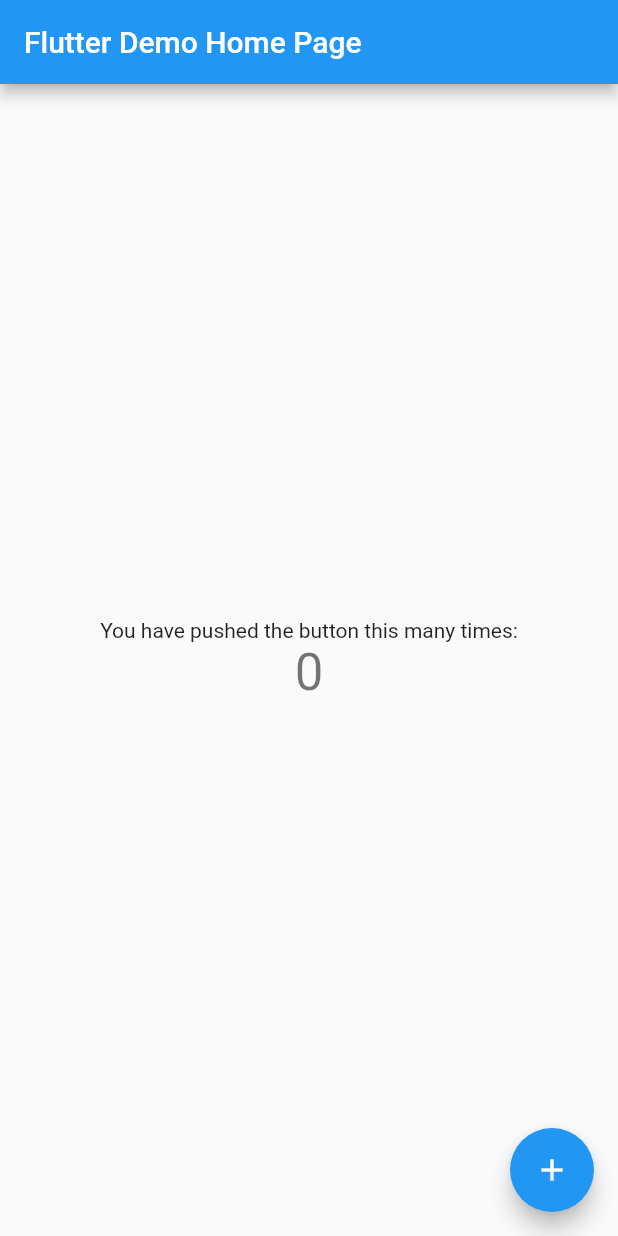
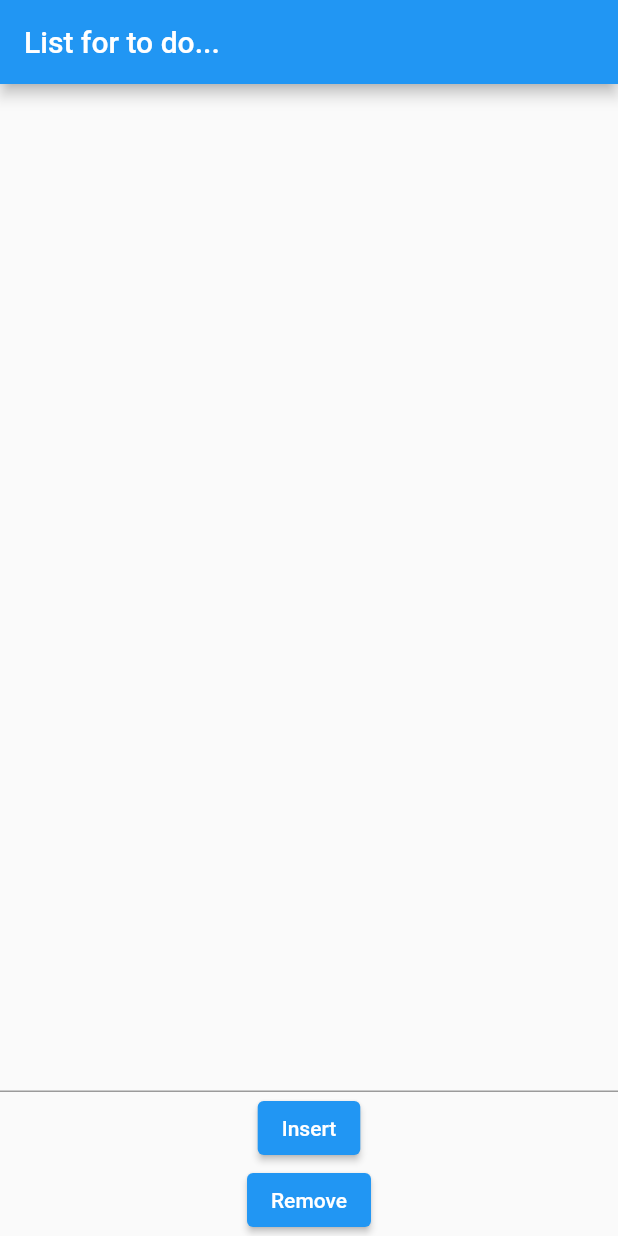
Before and after one commit to ayazwx/Basic-ToDoApp-Flutter, a Flutter app: the screen it shows after launch, on a phone screen of 412 x 824 dp. Run offline on Flutter 3.47's test engine with Material 2 defaults, Android fonts, the phone set to English and light mode, and no system bars.

Commit message:
Second commit

```diff
--- a/lib/main.dart
+++ b/lib/main.dart
@@ -7,109 +7,77 @@ void main() {
 class MyApp extends StatelessWidget {
   const MyApp({super.key});
 
-  // This widget is the root of your application.
   @override
   Widget build(BuildContext context) {
-    return MaterialApp(
-      title: 'Flutter Demo',
-      theme: ThemeData(
-        // This is the theme of your application.
-        //
-        // Try running your application with "flutter run". You'll see the
-        // application has a blue toolbar. Then, without quitting the app, try
-        // changing the primarySwatch below to Colors.green and then invoke
-        // "hot reload" (press "r" in the console where you ran "flutter run",
-        // or simply save your changes to "hot reload" in a Flutter IDE).
-        // Notice that the counter didn't reset back to zero; the application
-        // is not restarted.
-        primarySwatch: Colors.blue,
-      ),
-      home: const MyHomePage(title: 'Flutter Demo Home Page'),
+    return const MaterialApp(
+      title: "ToDo App",
+      home: Skelet(),
     );
   }
 }
 
-class MyHomePage extends StatefulWidget {
-  const MyHomePage({super.key, required this.title});
-
-  // This widget is the home page of your application. It is stateful, meaning
-  // that it has a State object (defined below) that contains fields that affect
-  // how it looks.
-
-  // This class is the configuration for the state. It holds the values (in this
-  // case the title) provided by the parent (in this case the App widget) and
-  // used by the build method of the State. Fields in a Widget subclass are
-  // always marked "final".
-
-  final String title;
+class Skelet extends StatelessWidget {
+  const Skelet({super.key});
 
   @override
-  State<MyHomePage> createState() => _MyHomePageState();
+  Widget build(BuildContext context) {
+    return Scaffold(
+      appBar: AppBar(
+        title: const Text("List for to do..."),
+      ),
+      body: const HomeScreen(),
+    );
+  }
 }
 
-class _MyHomePageState extends State<MyHomePage> {
-  int _counter = 0;
+class HomeScreen extends StatefulWidget {
+  const HomeScreen({super.key});
 
-  void _incrementCounter() {
+  @override
+  State<HomeScreen> createState() => _HomeScreenState();
+}
+
+class _HomeScreenState extends State<HomeScreen> {
+  TextEditingController t1 = TextEditingController();
+  List toDo = [];
+  insertElement() {
     setState(() {
-      // This call to setState tells the Flutter framework that something has
-      // changed in this State, which causes it to rerun the build method below
-      // so that the display can reflect the updated values. If we changed
-      // _counter without calling setState(), then the build method would not be
-      // called again, and so nothing would appear to happen.
-      _counter++;
+      toDo.add(t1.text);
+      t1.clear();
+    });
+  }
+
+  removeElement() {
+    setState(() {
+      toDo.remove(t1.text);
+      t1.clear();
     });
   }
 
   @override
   Widget build(BuildContext context) {
-    // This method is rerun every time setState is called, for instance as done
-    // by the _incrementCounter method above.
-    //
-    // The Flutter framework has been optimized to make rerunning build methods
-    // fast, so that you can just rebuild anything that needs updating rather
-    // than having to individually change instances of widgets.
-    return Scaffold(
-      appBar: AppBar(
-        // Here we take the value from the MyHomePage object that was created by
-        // the App.build method, and use it to set our appbar title.
-        title: Text(widget.title),
-      ),
-      body: Center(
-        // Center is a layout widget. It takes a single child and positions it
-        // in the middle of the parent.
-        child: Column(
-          // Column is also a layout widget. It takes a list of children and
-          // arranges them vertically. By default, it sizes itself to fit its
-          // children horizontally, and tries to be as tall as its parent.
-          //
-          // Invoke "debug painting" (press "p" in the console, choose the
-          // "Toggle Debug Paint" action from the Flutter Inspector in Android
-          // Studio, or the "Toggle Debug Paint" command in Visual Studio Code)
-          // to see the wireframe for each widget.
-          //
-          // Column has various properties to control how it sizes itself and
-          // how it positions its children. Here we use mainAxisAlignment to
-          // center the children vertically; the main axis here is the vertical
-          // axis because Columns are vertical (the cross axis would be
-          // horizontal).
-          mainAxisAlignment: MainAxisAlignment.center,
-          children: <Widget>[
-            const Text(
-              'You have pushed the button this many times:',
-            ),
-            Text(
-              '$_counter',
-              style: Theme.of(context).textTheme.headline4,
-            ),
-          ],
+    return Column(
+      children: <Widget>[
+        Flexible(
+            child: ListView.builder(
+          itemCount: toDo.length,
+          itemBuilder: (context, indexNumber) => ListTile(
+            subtitle: const Text("To Do Things"),
+            title: Text(toDo[indexNumber]),
+          ),
+        )),
+        TextField(
+          controller: t1,
         ),
-      ),
-      floatingActionButton: FloatingActionButton(
-        onPressed: _incrementCounter,
-        tooltip: 'Increment',
-        child: const Icon(Icons.add),
-      ), // This trailing comma makes auto-formatting nicer for build methods.
+        ElevatedButton(
+          onPressed: insertElement,
+          child: const Text("Insert"),
+        ),
+        ElevatedButton(
+          onPressed: removeElement,
+          child: const Text("Remove"),
+        ),
+      ],
     );
   }
 }
```
Also changed, not shown: 1 other file.
